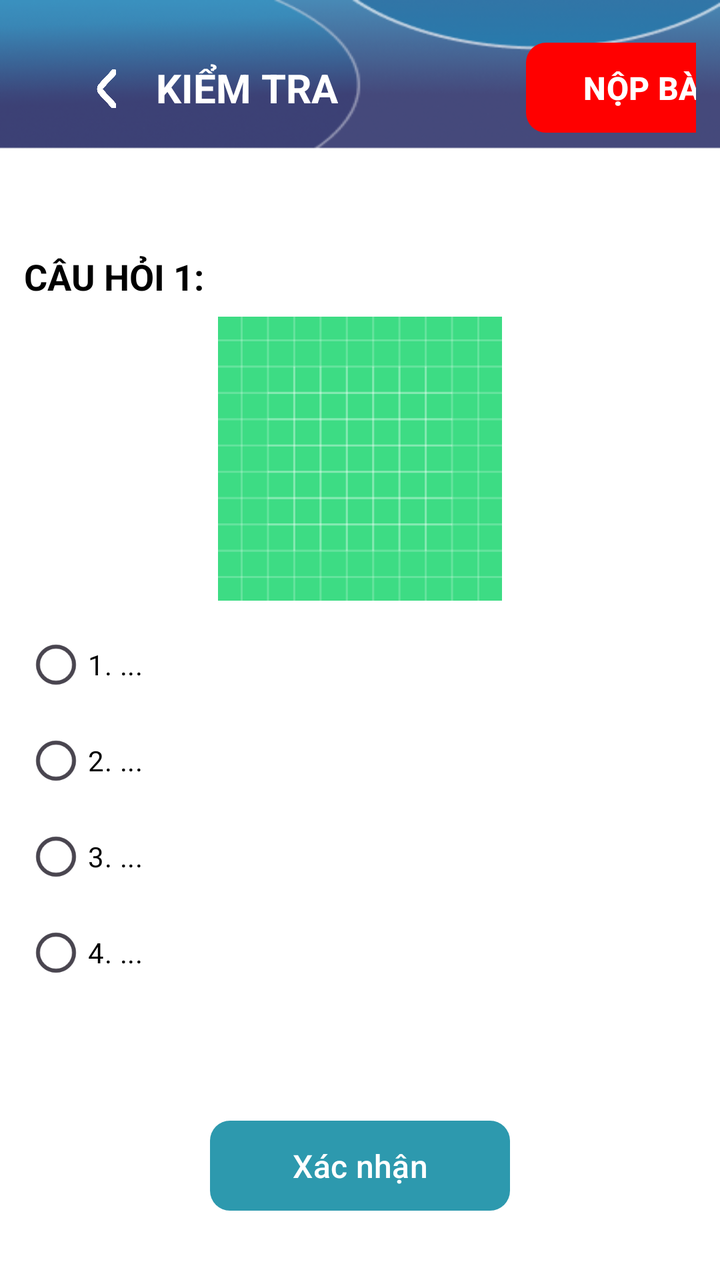
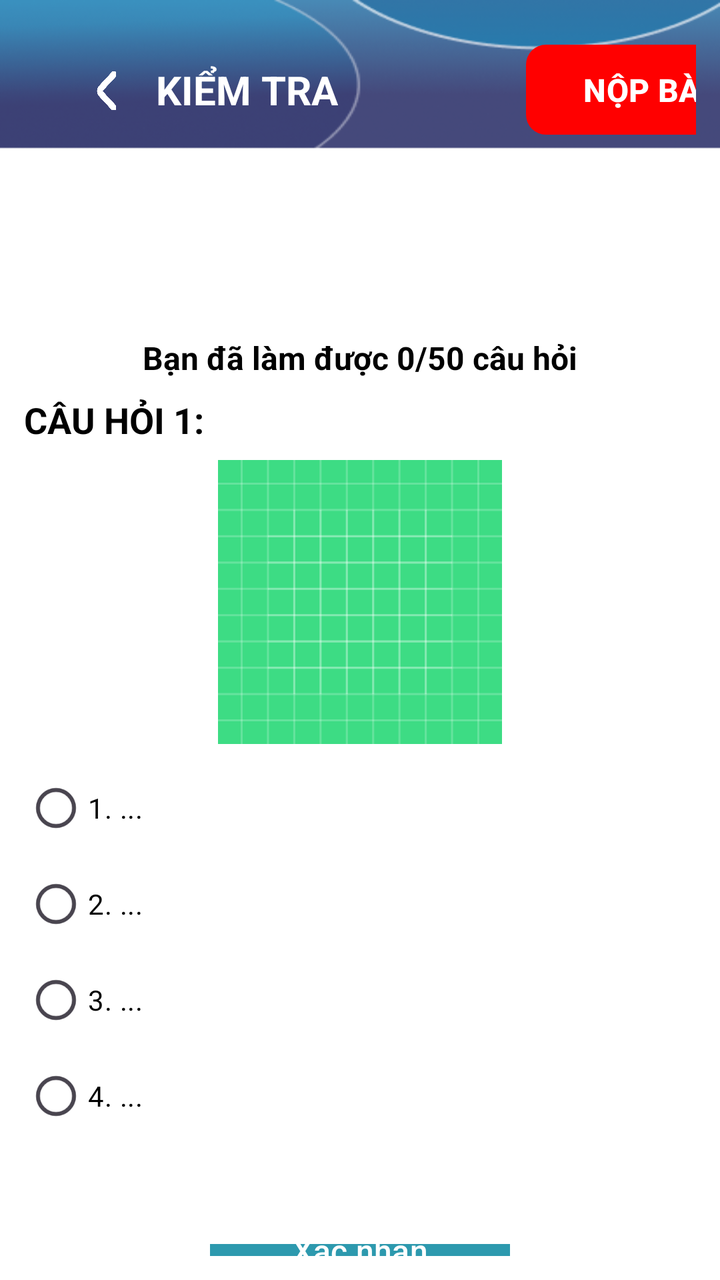

Screens rendered from an Android XML layout before and after an edit, with the pre-edit source and the edit as a unified diff.
<!-- AndroidManifest.xml: application theme Theme.MyApplication -->
<!-- res/layout/activity_exam.xml -->
<?xml version="1.0" encoding="utf-8"?>
<LinearLayout xmlns:android="http://schemas.android.com/apk/res/android"
    xmlns:app="http://schemas.android.com/apk/res-auto"
    xmlns:tools="http://schemas.android.com/tools"
    android:id="@+id/main"
    android:layout_width="match_parent"
    android:layout_height="match_parent"
    android:orientation="vertical"
    android:background="@drawable/backgroud_main"
    android:padding="12dp">

    <com.google.android.material.appbar.MaterialToolbar
        android:id="@+id/toolbar"
        android:layout_width="match_parent"
        android:layout_height="?attr/actionBarSize"
        app:layout_constraintTop_toTopOf="parent"
        app:layout_constraintStart_toStartOf="parent"
        app:layout_constraintEnd_toEndOf="parent"
        tools:ignore="MissingConstraints">

        <LinearLayout
            android:id="@+id/turnBack"
            android:layout_width="50dp"
            android:layout_height="match_parent"
            android:gravity="center">
            <ImageView
                android:layout_width="10dp"
                android:layout_height="20dp"
                android:background="@drawable/arrow_left">
            </ImageView>
        </LinearLayout>

        <TextView
            android:layout_width="wrap_content"
            android:layout_height="wrap_content"
            android:text="KIỂM TRA"
            android:textStyle="bold"
            android:textColor="@color/white"
            android:textSize="20dp"/>

        <com.google.android.material.button.MaterialButton
            android:id="@+id/button_end"
            android:layout_width="120dp"
            android:layout_height="45dp"
            android:background="@drawable/button_backroud_red"
            android:layout_marginLeft="110dp"
            android:text="NỘP BÀI"
            android:textColor="@color/white"
            android:textStyle="bold"
            android:textSize="16dp"
            app:backgroundTint="@null" />
    </com.google.android.material.appbar.MaterialToolbar>

    
    <androidx.recyclerview.widget.RecyclerView
        android:id="@+id/question_tab_recycler"
        app:layout_constraintTop_toBottomOf="@+id/toolbar"
        android:layout_width="match_parent"
        android:layout_height="50dp"
        android:orientation="horizontal"
        android:paddingBottom="12dp"
        android:scrollbars="horizontal" />

    
    <TextView
        android:id="@+id/question_title"
        android:layout_width="wrap_content"
        android:layout_height="wrap_content"
        android:text="CÂU HỎI 1:"
        android:textColor="@color/black"
        android:textSize="18sp"
        android:textStyle="bold"
        android:paddingBottom="8dp" />

    
    <ImageView
        android:id="@+id/question_image"
        android:layout_width="150dp"
        android:layout_height="150dp"
        android:layout_gravity="center"
        android:src="@drawable/ic_launcher_background"
        android:contentDescription="Ảnh câu hỏi"
        android:paddingBottom="8dp" />

    
    <RadioGroup
        android:id="@+id/answer_group"
        android:layout_width="match_parent"
        android:layout_height="wrap_content"
        android:orientation="vertical">

        <RadioButton
            android:id="@+id/answer1"
            android:layout_width="match_parent"
            android:layout_height="wrap_content"
            android:textColor="@color/black"
            android:text="1. ..." />

        <RadioButton
            android:id="@+id/answer2"
            android:layout_width="match_parent"
            android:layout_height="wrap_content"
            android:textColor="@color/black"
            android:text="2. ..." />

        <RadioButton
            android:id="@+id/answer3"
            android:layout_width="match_parent"
            android:layout_height="wrap_content"
            android:textColor="@color/black"
            android:text="3. ..." />

        <RadioButton
            android:id="@+id/answer4"
            android:layout_width="match_parent"
            android:layout_height="wrap_content"
            android:textColor="@color/black"
            android:text="4. ..." />
    </RadioGroup>

    <LinearLayout
        android:layout_width="match_parent"
        android:layout_height="wrap_content"
        android:layout_marginTop="50dp"
        android:gravity="center"
        android:padding="10dp">

        <com.google.android.material.button.MaterialButton
            android:id="@+id/button_next"
            android:layout_width="150dp"
            android:layout_height="45dp"
            android:background="@drawable/button_backroud"
            android:text="Xác nhận"
            android:textColor="@color/white"
            android:textSize="16dp"
            app:backgroundTint="@null" />
    </LinearLayout>


</LinearLayout>
<!-- resources referenced by this layout -->
<resources>
  <color name="black">#FF000000</color>
  <color name="white">#FFFFFFFF</color>
  <!-- drawable arrow_left: png bitmap (drawable-xhdpi, 4607 bytes) -->
  <!-- drawable backgroud_main: png bitmap (drawable-xhdpi, 31686 bytes) -->
  <!-- drawable button_backroud (drawable) -->
  <?xml version="1.0" encoding="utf-8"?>
  <selector xmlns:android="http://schemas.android.com/apk/res/android">
      
      <item android:state_pressed="true">
          <shape android:shape="rectangle">
              <solid android:color="@color/midnight_blue" />
              <corners android:radius="10dp"/>
          </shape>
      </item>
  
      <item>
          <shape android:shape="rectangle">
              <solid android:color="@color/jade_green" />
              <corners android:radius="10dp"/>
          </shape>
      </item>
  </selector>
  <!-- drawable button_backroud_red (drawable) -->
  <?xml version="1.0" encoding="utf-8"?>
  <selector xmlns:android="http://schemas.android.com/apk/res/android">
      
      <item android:state_pressed="true">
          <shape android:shape="rectangle">
              <solid android:color="#BF0000" />
              <corners android:radius="10dp"/>
          </shape>
      </item>
  
      <item>
          <shape android:shape="rectangle">
              <solid android:color="@color/red" />
              <corners android:radius="10dp"/>
          </shape>
      </item>
  </selector>
  <!-- drawable ic_launcher_background: vector/xml drawable (drawable, 4866 chars, omitted) -->
  <style name="Theme.MyApplication" parent="Base.Theme.MyApplication" />
  <color name="midnight_blue">#0C5776</color>
  <color name="jade_green">#2D99AE</color>
  <color name="red">#FF0000</color>
  <style name="Base.Theme.MyApplication" parent="Theme.Material3.DayNight.NoActionBar">
          
          
      </style>
</resources>

<!-- the commit's change to res/layout/activity_exam.xml (unified diff, before → after) -->
@@ -9,13 +9,17 @@
     android:background="@drawable/backgroud_main"
     android:padding="12dp">
 
+    
+
+    
+
     <com.google.android.material.appbar.MaterialToolbar
         android:id="@+id/toolbar"
         android:layout_width="match_parent"
-        android:layout_height="?attr/actionBarSize"
+        android:layout_height="66dp"
+        app:layout_constraintEnd_toEndOf="parent"
+        app:layout_constraintStart_toStartOf="parent"
         app:layout_constraintTop_toTopOf="parent"
-        app:layout_constraintStart_toStartOf="parent"
-        app:layout_constraintEnd_toEndOf="parent"
         tools:ignore="MissingConstraints">
 
         <LinearLayout
@@ -23,45 +27,55 @@
             android:layout_width="50dp"
             android:layout_height="match_parent"
             android:gravity="center">
+
             <ImageView
                 android:layout_width="10dp"
                 android:layout_height="20dp"
-                android:background="@drawable/arrow_left">
-            </ImageView>
+                android:background="@drawable/arrow_left"></ImageView>
         </LinearLayout>
 
         <TextView
             android:layout_width="wrap_content"
             android:layout_height="wrap_content"
             android:text="KIỂM TRA"
-            android:textStyle="bold"
             android:textColor="@color/white"
-            android:textSize="20dp"/>
+            android:textSize="20dp"
+            android:textStyle="bold" />
 
         <com.google.android.material.button.MaterialButton
             android:id="@+id/button_end"
             android:layout_width="120dp"
             android:layout_height="45dp"
+            android:layout_marginLeft="110dp"
             android:background="@drawable/button_backroud_red"
-            android:layout_marginLeft="110dp"
             android:text="NỘP BÀI"
             android:textColor="@color/white"
+            android:textSize="16dp"
             android:textStyle="bold"
-            android:textSize="16dp"
             app:backgroundTint="@null" />
     </com.google.android.material.appbar.MaterialToolbar>
 
-    
     <androidx.recyclerview.widget.RecyclerView
         android:id="@+id/question_tab_recycler"
-        app:layout_constraintTop_toBottomOf="@+id/toolbar"
         android:layout_width="match_parent"
-        android:layout_height="50dp"
+        android:paddingTop="12dp"
+        android:layout_height="82dp"
         android:orientation="horizontal"
         android:paddingBottom="12dp"
-        android:scrollbars="horizontal" />
+        android:scrollbars="horizontal"
+        app:layout_constraintTop_toBottomOf="@+id/toolbar" />
+    <TextView
+        android:id="@+id/text_question_progress"
+        android:layout_width="match_parent"
+        android:layout_height="wrap_content"
+        android:text="Bạn đã làm được 0/50 câu hỏi"
+        android:textColor="@color/black"
+        android:textSize="16sp"
+        android:textStyle="bold"
+        android:gravity="center"
+        android:padding="8dp" />
 
-    
+
     <TextView
         android:id="@+id/question_title"
         android:layout_width="wrap_content"
